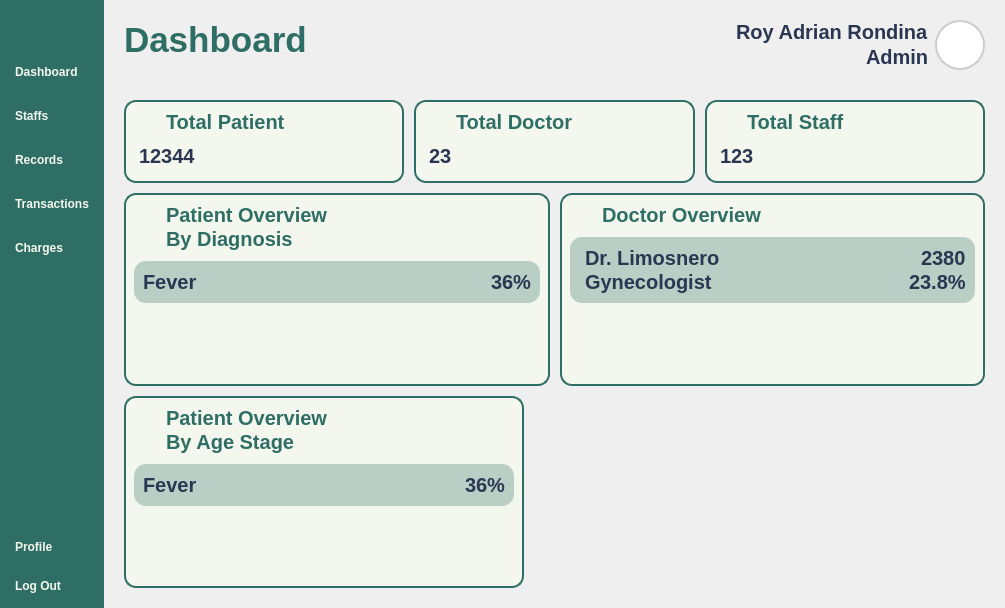
This is Views/Admin_Dashboard.ui in VinsmokeSanji69/COVACHA_CLINIC_SYSTEM as Qt 5 draws it before an edit. The edited form follows.
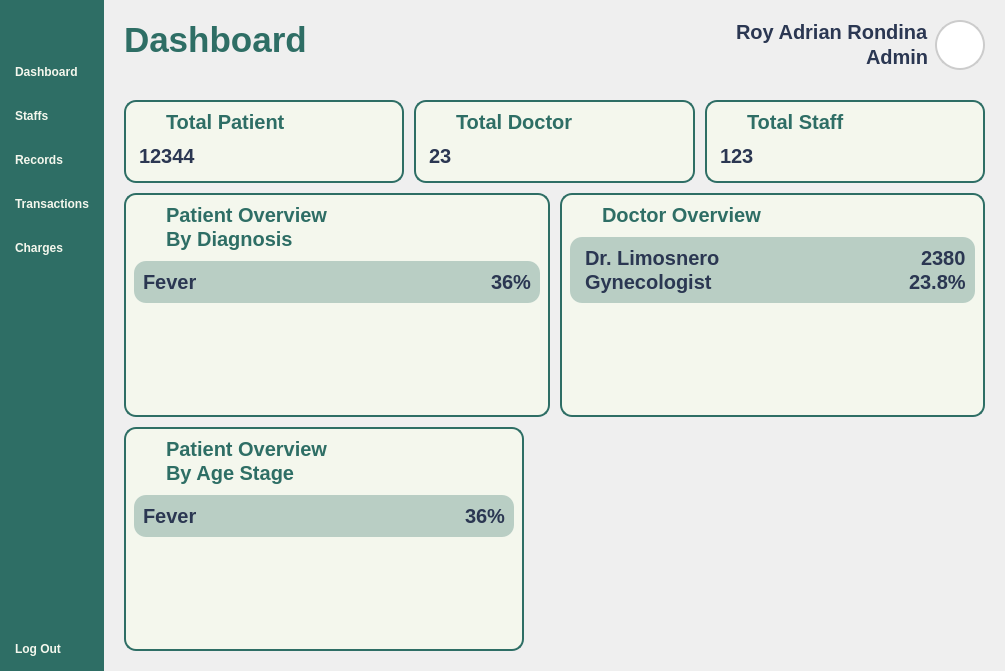
This is the edited form. Icons and pictures are not drawn.

```diff
--- a/Views/Admin_Dashboard.ui
+++ b/Views/Admin_Dashboard.ui
@@ -7,7 +7,7 @@
     <x>0</x>
     <y>0</y>
     <width>1005</width>
-    <height>608</height>
+    <height>671</height>
    </rect>
   </property>
   <property name="windowTitle">
@@ -288,29 +288,6 @@
         <property name="spacing">
          <number>15</number>
         </property>
-        <item>
-         <widget class="QPushButton" name="ProfileButton">
-          <property name="toolTip">
-           <string>View Profile Settings</string>
-          </property>
-          <property name="styleSheet">
-           <string notr="true"/>
-          </property>
-          <property name="text">
-           <string>Profile</string>
-          </property>
-          <property name="icon">
-           <iconset resource="../Images/resources.qrc">
-            <normaloff>:/lucide/icons/user-round-cog.svg</normaloff>:/lucide/icons/user-round-cog.svg</iconset>
-          </property>
-          <property name="iconSize">
-           <size>
-            <width>40</width>
-            <height>40</height>
-           </size>
-          </property>
-         </widget>
-        </item>
         <item alignment="Qt::AlignVCenter">
          <widget class="QPushButton" name="LogOutButton">
           <property name="toolTip">
```
Left out of the diff: 16 changed lines with no effect on the pictures.
